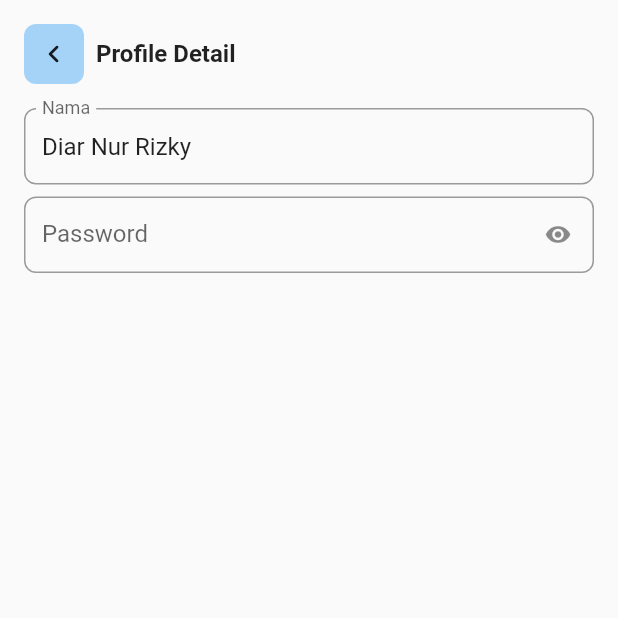
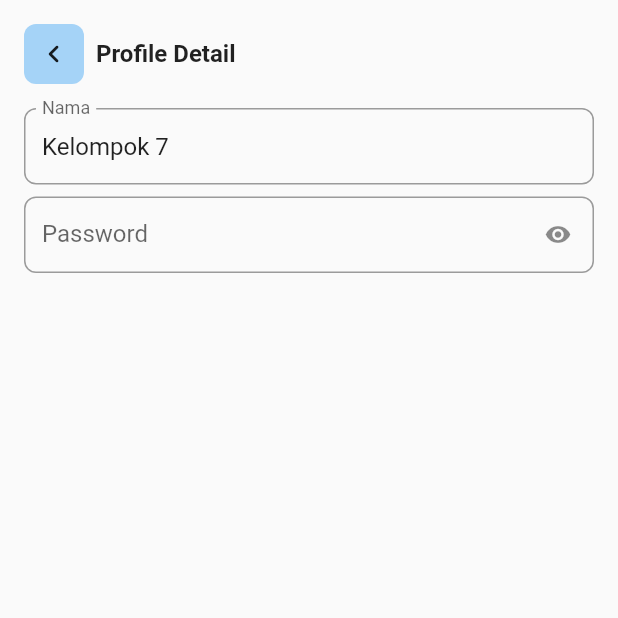
Before and after one commit to almunawar12/team-7-prak-mobile, a Flutter app: the ProfileDetail screen opened by its route, on a phone screen of 412 x 824 dp, the top half of it. Run offline on Flutter 3.47's test engine with Material 2 defaults, Android fonts, the phone set to English and light mode, and no system bars; our stand-ins replace go_router; accounts and stored records are empty; network calls fail.

Commit message:
update repository

```diff
--- a/lib/models/user.dart
+++ b/lib/models/user.dart
@@ -29,12 +29,12 @@ class User {
   factory User.dummy() {
     return User(
       id: 001,
-      name: "Diar Nur Rizky",
-      username: "diarn",
-      email: "diarn@email.com",
+      name: "Kelompok 7",
+      username: "team7",
+      email: "team7@gmail.com",
       profilePhoto:
-          "https://cdn.idntimes.com/content-images/community/2020/09/104967619-2451390651819718-4934284928595035666-n-2fc82b7325949c7d003c1c58e17d48b7.jpg",
-      phoneNumber: "085123456789",
+          "https://ilovelife.co.id/blog/wp-content/uploads/elementor/thumbs/Han-Ji-pyeong-2-p2d5zrcc8cv7yq7tddk2kwf1g9prdp8xer5s3ayxz4.jpg",
+      phoneNumber: "0857977573412",
     );
   }
 }
--- a/lib/modules/news_detail_screen/news_detail_screen.dart
+++ b/lib/modules/news_detail_screen/news_detail_screen.dart
@@ -2,7 +2,7 @@ import 'package:flutter/material.dart';
 import 'package:pertemuan_v/models/news.dart';
 
 class NewsDetailScreen extends StatefulWidget {
-  NewsDetailScreen({
+  const NewsDetailScreen({
     super.key,
     required this.id,
     this.news,
@@ -23,7 +23,6 @@ class _NewsDetailScreenState extends State<NewsDetailScreen> {
       body: SafeArea(
         child: SingleChildScrollView(
           scrollDirection: Axis.vertical,
-          child: Container(
           child: Column(
             crossAxisAlignment: CrossAxisAlignment.start,
             children: [
@@ -65,7 +64,7 @@ class _NewsDetailScreenState extends State<NewsDetailScreen> {
                   Padding(
                     padding: const EdgeInsets.only(
                         bottom: 10, left: 16, right: 16, top: 20),
-                      child: Container(
+                    child: SizedBox(
                       width: MediaQuery.of(context).size.width,
                       child: Column(children: [
                         Text(
@@ -162,7 +161,6 @@ class _NewsDetailScreenState extends State<NewsDetailScreen> {
           ),
         ),
       ),
-      ),
     );
   }
 }
--- a/lib/modules/profile_detail/profile_detail.dart
+++ b/lib/modules/profile_detail/profile_detail.dart
@@ -1,4 +1,4 @@
-import 'dart:math';
+// import 'dart:math';
 
 import 'package:flutter/material.dart';
 import 'package:go_router/go_router.dart';
```
Also changed, not shown: lib/models/news.dart (+18 -0 lines). Lines whose indentation alone changed are shown as unchanged.
